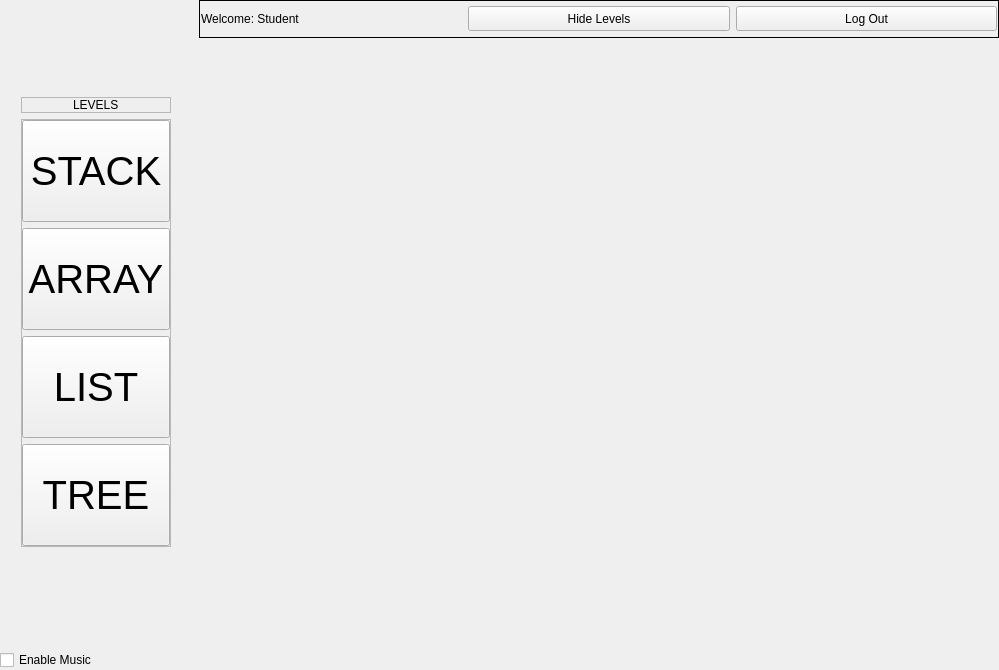
Before: the Qt Designer form Client/studwin.ui in DatabasesWorks/Stacked_EducationalPlatform, drawn with Qt 5.
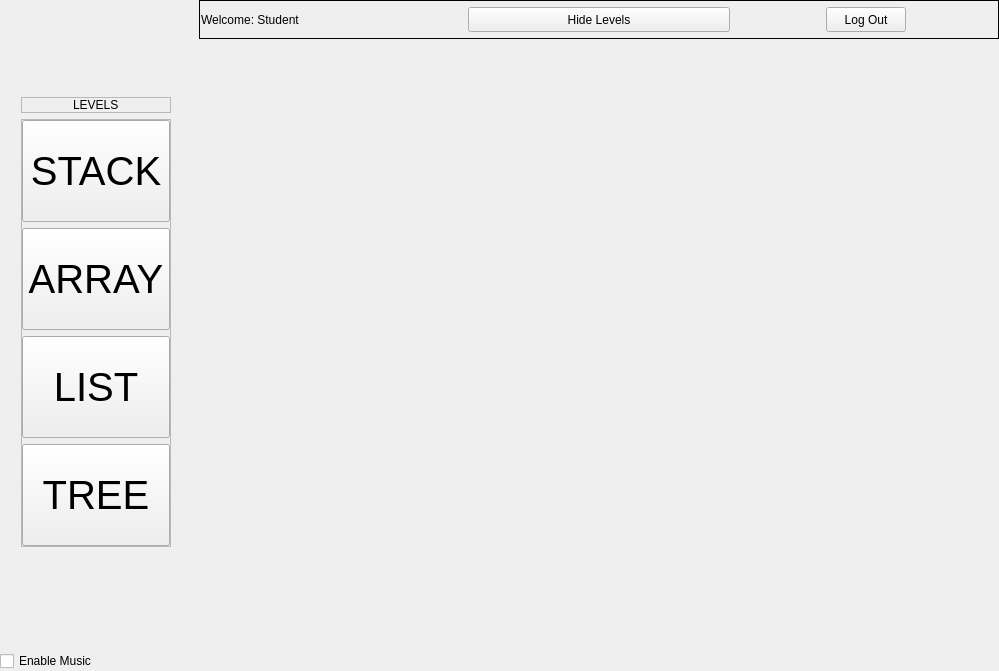
After: the same form once the commit is applied.

```diff
--- a/Client/studwin.ui
+++ b/Client/studwin.ui
@@ -10,7 +10,7 @@
     <x>0</x>
     <y>0</y>
     <width>999</width>
-    <height>670</height>
+    <height>671</height>
    </rect>
   </property>
   <property name="sizePolicy">
@@ -118,7 +118,7 @@
                  </property>
                 </widget>
                </item>
-               <item row="0" column="2">
+               <item row="0" column="2" alignment="Qt::AlignHCenter">
                 <widget class="QPushButton" name="logoutButton">
                  <property name="minimumSize">
                   <size>
```
